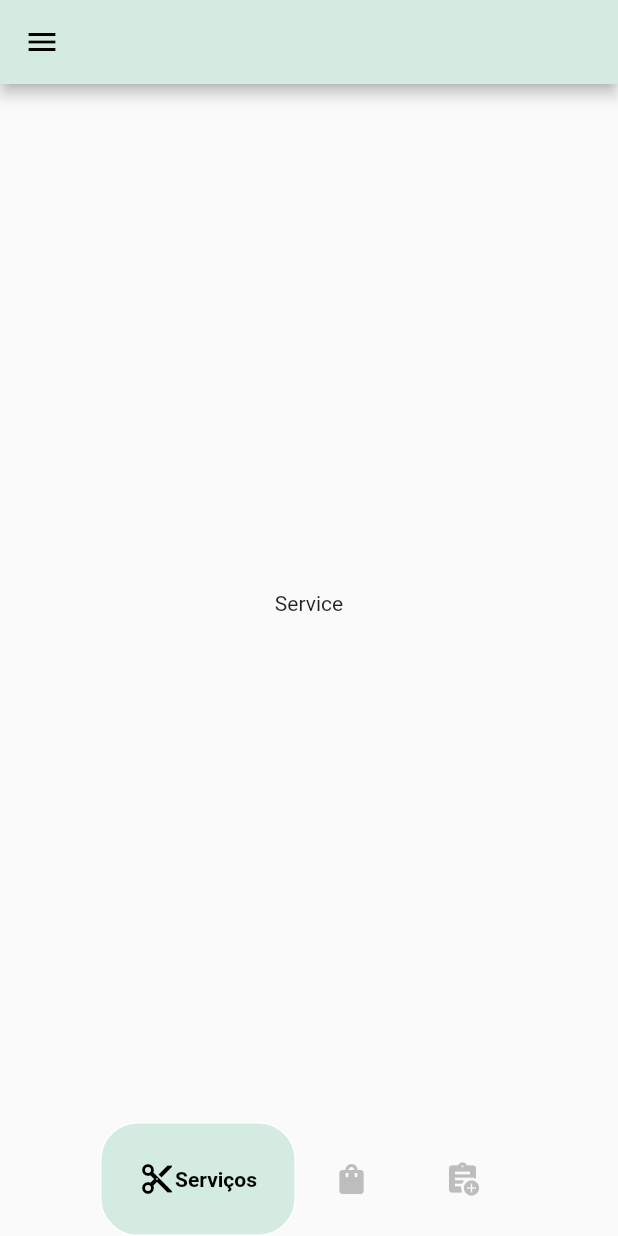
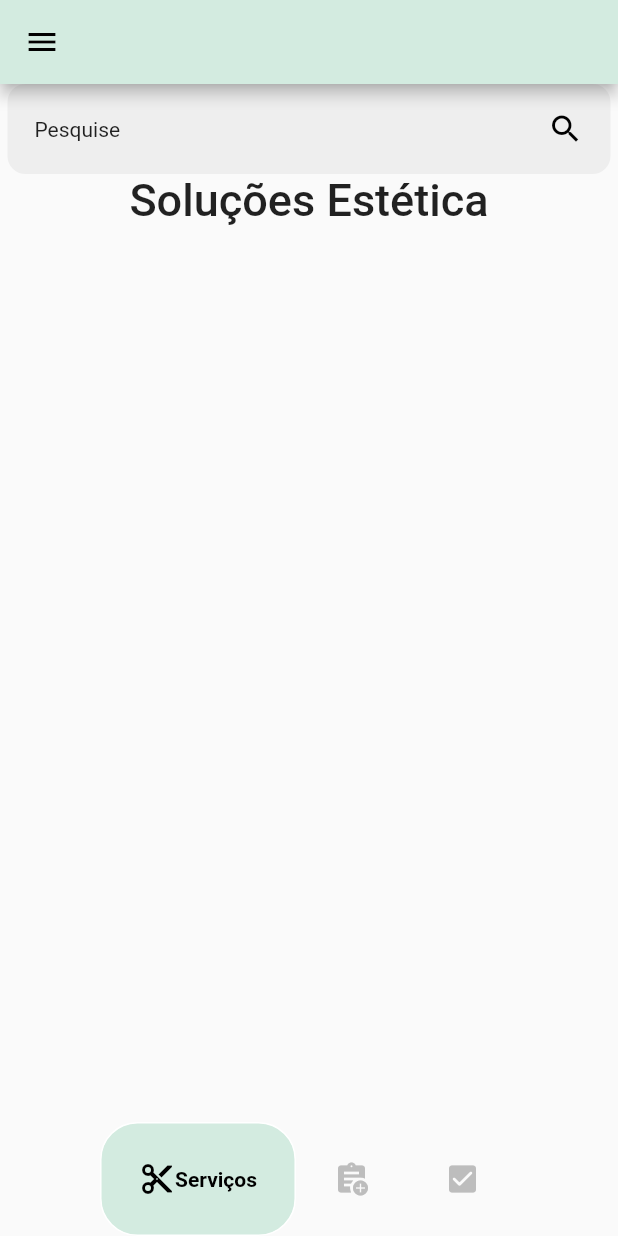
Before and after one commit to junior-roberto-santos/URF_HAIR, a Flutter app: the screen it shows after launch, after a tap on "Acesse já!", on a phone screen of 412 x 824 dp. Run offline on Flutter 3.47's test engine with Material 2 defaults, Android fonts, the phone set to English and light mode, and no system bars; drawn by our look-alikes of google_nav_bar.

Commit message:
update
update

```diff
--- a/app/lib/components/bottom_nav_bar.dart
+++ b/app/lib/components/bottom_nav_bar.dart
@@ -23,13 +23,13 @@ class MyBottomNavBar extends StatelessWidget {
 
           ),
              GButton(
-                icon: Icons.shopping_bag_rounded,
-                text: 'Revisao',
+                icon: Icons.assignment_add,
+                text: 'Agendamento',
 
           ),
              GButton(
-            icon: Icons.assignment_add,
-            text: 'Agendamento',
+            icon: Icons.check_box_rounded,
+            text: 'Confirmação',
 
 
           ),
--- a/app/lib/pages/agend_page.dart
+++ b/app/lib/pages/agend_page.dart
@@ -5,6 +5,6 @@ class AgendPage extends StatelessWidget {
 
   @override
   Widget build(BuildContext context) {
-    return Center(child: Text('Agendamento'),);
+    return Center(child: Text('Concluido'),);
   }
 }
--- a/app/lib/pages/intro_page.dart
+++ b/app/lib/pages/intro_page.dart
@@ -82,7 +82,7 @@ class _HomePageState extends State<HomePage>
           child: ListTile(
             leading: Icon(Icons.person_pin_sharp, color: Colors.black,),
             title: Text('Perfil', style: TextStyle(
-              fontSize: 20, fontWeight: FontWeight.bold),),
+              fontSize: 20, fontWeight: FontWeight.w500),),
           ),
         ),
 
@@ -91,7 +91,7 @@ class _HomePageState extends State<HomePage>
           child: ListTile(
             leading: Icon(Icons.assignment_add, color: Colors.black,),
             title: Text('Agendamentos', style: TextStyle(
-              fontSize: 20, fontWeight: FontWeight.bold),),
+              fontSize: 20, fontWeight: FontWeight.w500),),
           ),
         ),
 
@@ -100,7 +100,7 @@ class _HomePageState extends State<HomePage>
           child: ListTile(
             leading: Icon(Icons.messenger, color: Colors.black,),
             title: Text('Mensagens', style: TextStyle(
-              fontSize: 20, fontWeight: FontWeight.bold),),
+              fontSize: 18, fontWeight: FontWeight.w500),),
           ),
         ),
 
@@ -109,7 +109,7 @@ class _HomePageState extends State<HomePage>
           child: ListTile(
             leading: Icon(Icons.settings, color: Colors.black,),
             title: Text('Configuração', style: TextStyle(
-              fontSize: 20, fontWeight: FontWeight.bold),),
+              fontSize: 20, fontWeight: FontWeight.w500),),
           ),
         ),
 
@@ -118,7 +118,7 @@ class _HomePageState extends State<HomePage>
           child: ListTile(
             leading: Icon(Icons.book_outlined, color: Colors.black,),
             title: Text('Sobre a URF', style: TextStyle(
-              fontSize: 20, fontWeight: FontWeight.bold),),
+              fontSize: 18, fontWeight: FontWeight.w500),),
           ),
         ),
 
@@ -128,7 +128,7 @@ class _HomePageState extends State<HomePage>
           child: ListTile(
             leading: Icon(Icons.privacy_tip_sharp, color: Colors.black,),
             title: Text('Politíca de Privacidade', style: TextStyle(
-              fontSize: 18, fontWeight: FontWeight.bold),),
+              fontSize: 18, fontWeight: FontWeight.w500),),
           ),
         ),
 
@@ -137,7 +137,7 @@ class _HomePageState extends State<HomePage>
           child: ListTile(
             leading: Icon(Icons.help_center, color: Colors.black,),
             title: Text('Suporte', style: TextStyle(
-              fontSize: 20, fontWeight: FontWeight.bold),),
+              fontSize: 18, fontWeight: FontWeight.w500),),
           ),
         ),
 
@@ -146,7 +146,7 @@ class _HomePageState extends State<HomePage>
           child: ListTile(
             leading: Icon(Icons.logout_outlined, color : Colors.black,),
             title: Text('Sair', style: TextStyle(
-              fontSize: 20, fontWeight: FontWeight.bold),),
+              fontSize: 18, fontWeight: FontWeight.w500),),
           ),
         )
 
--- a/app/lib/pages/pagina_inicial.dart
+++ b/app/lib/pages/pagina_inicial.dart
@@ -10,7 +10,7 @@ class PaginaInicial extends StatelessWidget {
     // ignore: prefer_const_constructors
     return Scaffold(
       // ignore: prefer_const_constructors
-      backgroundColor: Color.fromARGB(255, 223, 239, 232),
+      backgroundColor: Color.fromARGB(255, 233, 242, 238),
       body: Column(
         children: [
         Image.asset(
@@ -20,7 +20,7 @@ class PaginaInicial extends StatelessWidget {
         Text(
           'Soluções para Estética',
           style: TextStyle(
-            fontWeight: FontWeight.bold,
+            fontWeight: FontWeight.w500,
             fontSize: 30,
           ),
         ),
@@ -46,7 +46,7 @@ class PaginaInicial extends StatelessWidget {
                 'Acesse já!',
                   style: TextStyle(
                   color: Colors.white,
-                  fontWeight: FontWeight.bold,
+                  fontWeight: FontWeight.w500,
                   fontSize: 20,
                 ),
               ),
--- a/app/lib/pages/service_page.dart
+++ b/app/lib/pages/service_page.dart
@@ -10,8 +10,31 @@ class ServicePage extends StatefulWidget {
 class _ServicePageState extends State<ServicePage> {
   @override
   Widget build(BuildContext context) {
-    return Center(
-      child: Text('Service'),
+    return Column(
+
+      children: [
+        Container(
+          padding: const EdgeInsets.all(18),
+          margin:  const EdgeInsets.symmetric(horizontal: 5),
+          decoration: BoxDecoration(color: Colors.grey[200], borderRadius: BorderRadius.circular(12)),
+          child: Row(
+            mainAxisAlignment: MainAxisAlignment.spaceBetween,
+            children: [
+              Text('Pesquise'),
+              Icon(Icons.search, color: Colors.black,)
+            ],
+          ),
+
+        ),
+
+       Text('Soluções Estética', style: TextStyle(
+        fontWeight: FontWeight.w500,
+        fontSize: 30),
+
+        ),
+
+
+      ],
     );
   }
 }
```
